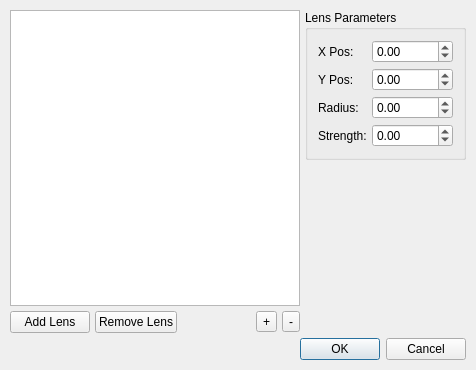
scribusproject/scribus, file scribus/plugins/tools/lenseffects/lensdialogbase.ui: the form before one commit.
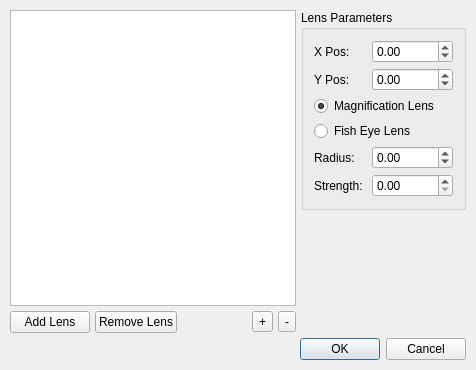
The form after the commit.

Commit message: Gui improvements for the Lens Effects: - Lens can resized with the mouse - Radiobuttons for the 2 types - Correctly enable/disable controls based on lens selection

The edit to the form file:
```diff
--- a/scribus/plugins/tools/lenseffects/lensdialogbase.ui
+++ b/scribus/plugins/tools/lenseffects/lensdialogbase.ui
@@ -175,14 +175,31 @@
             </property>
            </widget>
           </item>
-          <item row="2" column="0" >
+          <item row="2" column="0" colspan="2" >
+           <widget class="QRadioButton" name="buttonMagnify" >
+            <property name="text" >
+             <string>Magnification Lens</string>
+            </property>
+            <property name="checked" >
+             <bool>true</bool>
+            </property>
+           </widget>
+          </item>
+          <item row="3" column="0" colspan="2" >
+           <widget class="QRadioButton" name="buttonFishEye" >
+            <property name="text" >
+             <string>Fish Eye Lens</string>
+            </property>
+           </widget>
+          </item>
+          <item row="4" column="0" >
            <widget class="QLabel" name="label_3" >
             <property name="text" >
              <string>Radius:</string>
             </property>
            </widget>
           </item>
-          <item row="2" column="1" >
+          <item row="4" column="1" >
            <widget class="QDoubleSpinBox" name="spinRadius" >
             <property name="minimum" >
              <double>-30000.000000000000000</double>
@@ -192,17 +209,17 @@
             </property>
            </widget>
           </item>
-          <item row="3" column="0" >
+          <item row="5" column="0" >
            <widget class="QLabel" name="label_4" >
             <property name="text" >
              <string>Strength:</string>
             </property>
            </widget>
           </item>
-          <item row="3" column="1" >
+          <item row="5" column="1" >
            <widget class="QDoubleSpinBox" name="spinStrength" >
             <property name="minimum" >
-             <double>-100.000000000000000</double>
+             <double>0.000000000000000</double>
             </property>
             <property name="maximum" >
              <double>100.000000000000000</double>
@@ -219,8 +236,8 @@
          </property>
          <property name="sizeHint" >
           <size>
-           <width>20</width>
-           <height>40</height>
+           <width>165</width>
+           <height>91</height>
           </size>
          </property>
         </spacer>
```
The commit also changes 2 other files.
